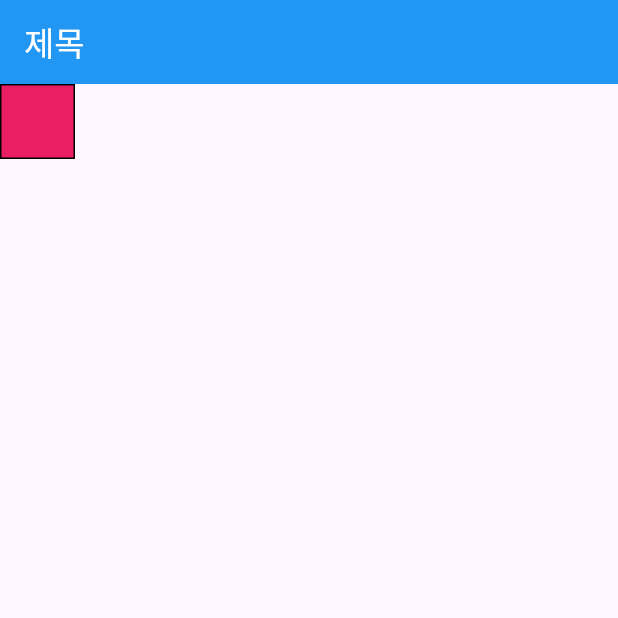
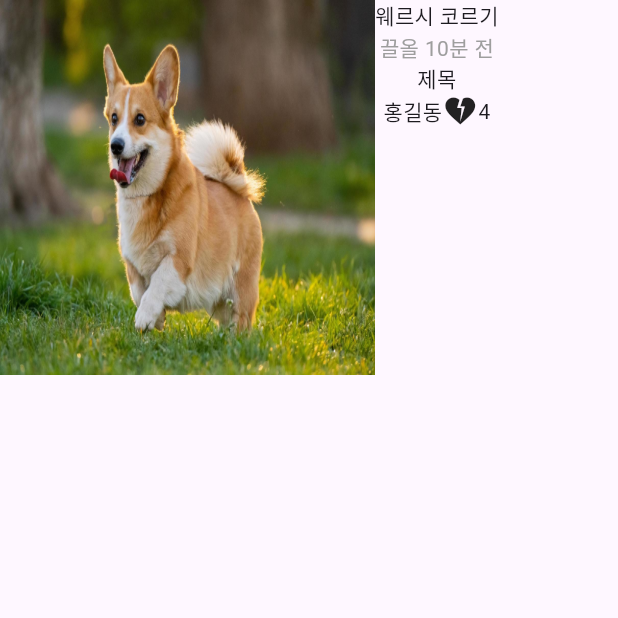
Before and after one commit to ekankr2/learn_flutter, a Flutter app: the screen it shows after launch, on a phone screen of 412 x 824 dp, the top half of it. Run offline on Flutter 3.47's test engine with Material 3 defaults, Android fonts, the phone set to English and light mode, and no system bars.

```diff
--- a/lib/main.dart
+++ b/lib/main.dart
@@ -11,19 +11,39 @@ class MyApp extends StatelessWidget {
   Widget build(BuildContext context) {
     return MaterialApp(
         home: Scaffold(
-      appBar: AppBar(
-        title: Text(
-          '제목',
-          style: TextStyle(color: Colors.white),
-        ),
-        backgroundColor: Colors.blue,
+            body: SizedBox(
+      child: Row(
+        children: [
+          SizedBox(
+            child: Image.asset(
+              'assets/dog.jpg',
+              fit: BoxFit.fill,
+            ),
+            width: 250,
+            height: 250,
+          ),
+          Column(
+            children: [
+              Text('웨르시 코르기'),
+              Text('끌올 10분 전', style: TextStyle(color: Colors.grey),),
+              Text('제목'),
+              SizedBox(
+                child: Row(
+                  children: [
+                    Text('홍길동'),
+                    Row(children: [
+                      Icon(Icons.heart_broken),
+                      Text('4')
+                    ],)
+                  ],
+                ),
+              )
+            ],
+          )
+        ],
+        mainAxisAlignment: MainAxisAlignment.start,
+        crossAxisAlignment: CrossAxisAlignment.start,
       ),
-      body: Container(
-        width: 50,
-        height: 50,
-        decoration: BoxDecoration(
-            border: Border.all(color: Colors.black), color: Colors.pink),
-      ),
-    ));
+    )));
   }
 }
```
Also changed, not shown: assets/dog.jpg (added).
